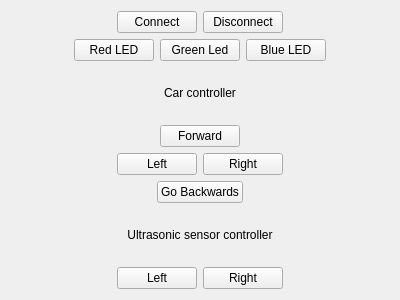
First picture: the form in Client/client_GUI.ui, repository JaumeNB/Robot_controller, before the edit.
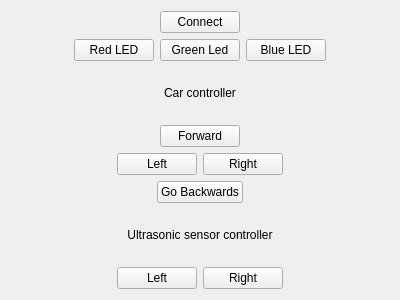
Second picture: the form after the edit.

```diff
--- a/Client/client_GUI.ui
+++ b/Client/client_GUI.ui
@@ -38,13 +38,6 @@
          </property>
         </widget>
        </item>
-       <item>
-        <widget class="QPushButton" name="disconnect_btn">
-         <property name="text">
-          <string>Disconnect</string>
-         </property>
-        </widget>
-       </item>
        <item>
         <spacer name="horizontalSpacer_12">
          <property name="orientation">
```
